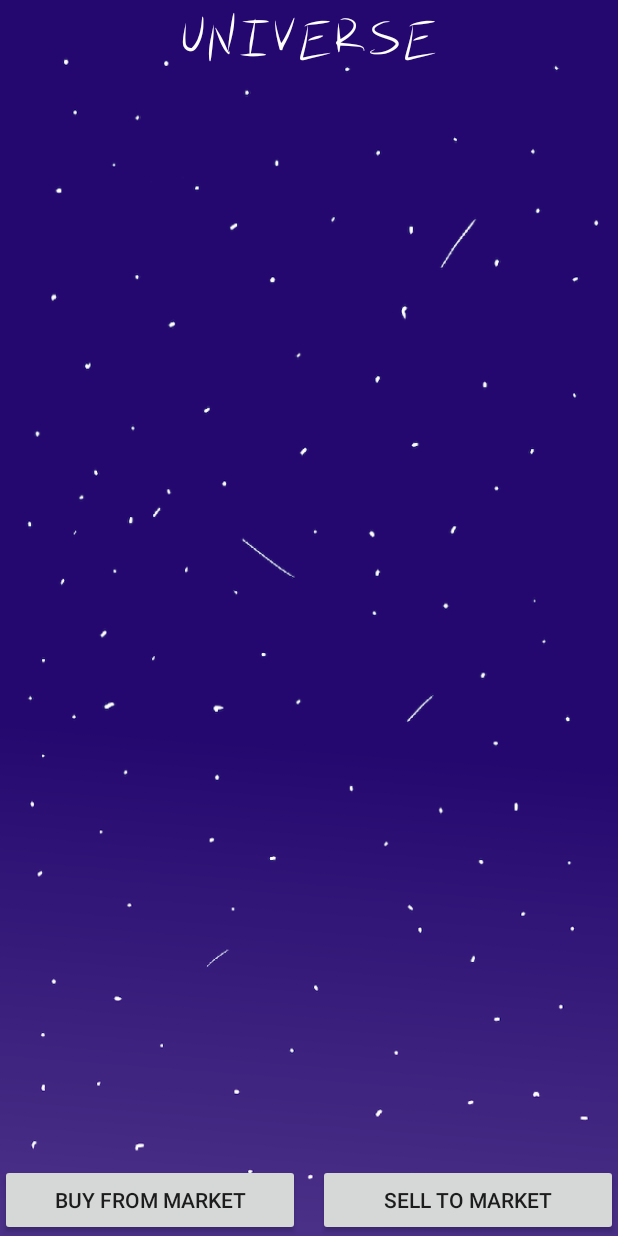
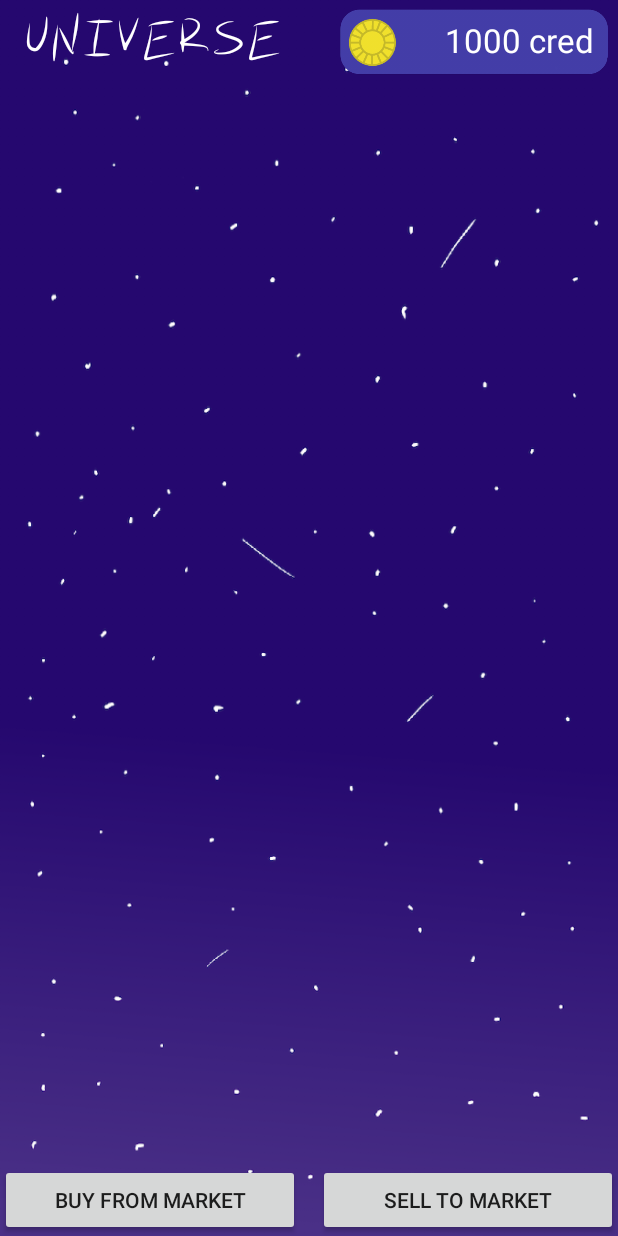
Before and after one commit to Astro-Devs/SpaceTraders, an Android app: the layout universe_recycler.xml on its own in the app's theme, with its tools: preview values and no code run, on a phone screen of 412 x 824 dp. Run offline under Robolectric (Android 15) with nearby library versions, the phone set to English and light mode, and no system bars.

Commit message:
display for credits

```diff
--- a/app/src/main/java/edu/gatech/cs2340/spacetraders/entity/Player.kt
+++ b/app/src/main/java/edu/gatech/cs2340/spacetraders/entity/Player.kt
@@ -11,6 +11,7 @@ class Player constructor(val name : String, var skillArr : IntArray, var credits
                          var ship : Ship = Ship()) {
 
     var playerInventory : Inventory = Inventory()
+
 
     /**
      * Getter for the current location of the Player
--- a/app/src/main/java/edu/gatech/cs2340/spacetraders/model/ModelFacade.kt
+++ b/app/src/main/java/edu/gatech/cs2340/spacetraders/model/ModelFacade.kt
@@ -47,4 +47,8 @@ class ModelFacade private constructor() {
     fun getInventoryMap() : Map<Products, Int> {
         return newGame.getPlayerInventory()
     }
+
+    fun getPlayerCredits() : Int {
+        return getPlayerCredits()
+    }
 }
--- a/app/src/main/java/edu/gatech/cs2340/spacetraders/viewmodel/UniverseViewModel.kt
+++ b/app/src/main/java/edu/gatech/cs2340/spacetraders/viewmodel/UniverseViewModel.kt
@@ -19,4 +19,8 @@ class UniverseViewModel : ViewModel() {
     fun populateUniverseView() : ArrayList<SolarSystem> {
         return modelFacade.getUniverseArray()
     }
+
+    fun getPlayerCreds(): Int {
+        return modelFacade.getPlayerCredits()
+    }
 }
--- a/app/src/main/java/edu/gatech/cs2340/spacetraders/views/UniverseActivity.kt
+++ b/app/src/main/java/edu/gatech/cs2340/spacetraders/views/UniverseActivity.kt
@@ -8,6 +8,7 @@ import android.support.v7.widget.LinearLayoutManager
 import android.support.v7.widget.RecyclerView
 import android.view.View
 import android.widget.Button
+import android.widget.TextView
 import edu.gatech.cs2340.spacetraders.R
 import edu.gatech.cs2340.spacetraders.entity.SolarSystem
 import edu.gatech.cs2340.spacetraders.viewmodel.UniverseViewModel
@@ -38,6 +39,9 @@ class UniverseActivity : AppCompatActivity() {
 
         this.populateUniverseData()
 
+        var creditsDisplay: TextView = findViewById(R.id.creditsText)
+        creditsDisplay.setText(viewModel.getPlayerCreds())
+
         btnViewInventory = findViewById(R.id.buyMarketButton)
 
         btnViewInventory.setOnClickListener(object: View.OnClickListener {
--- a/app/src/main/res/layout/universe_recycler.xml
+++ b/app/src/main/res/layout/universe_recycler.xml
@@ -11,7 +11,8 @@
             android:text="UNIVERSE"
             android:textColor="@android:color/white"
             android:textAlignment="center"
-            android:layout_centerHorizontal="true"
+            android:layout_alignParentLeft="true"
+            android:layout_marginLeft="16dp"
             android:textSize="36dp"
             android:layout_marginTop="8dp"
             android:layout_marginBottom="8dp"
@@ -19,6 +20,29 @@
             android:id="@+id/titleUniverse"
     />
 
+    <ImageView
+            android:layout_width="wrap_content"
+            android:layout_height="wrap_content"
+            android:adjustViewBounds="true"
+            android:maxWidth="180dp"
+            android:layout_alignParentRight="true"
+            android:layout_marginTop="6dp"
+            android:layout_marginRight="6dp"
+            android:src="@drawable/tokenblock"
+            android:id="@+id/tokenImg"
+    />
+
+    <TextView
+            android:layout_width="wrap_content"
+            android:layout_height="wrap_content"
+            android:textSize="22dp"
+            android:layout_marginRight="10dp"
+            android:layout_marginTop="12dp"
+            android:textColor="#FFFFFF"
+            android:text="1000 cred"
+            android:layout_alignRight="@+id/tokenImg"
+            android:id="@+id/creditsText"
+    />
     <android.support.v7.widget.RecyclerView android:layout_width="match_parent"
                                             android:layout_height="match_parent"
                                             android:id="@+id/universe_recycler"
```
Also changed, not shown: app/src/main/java/edu/gatech/cs2340/spacetraders/entity/Game.kt (+7 -5 lines), app/src/main/res/drawable-hdpi/tokenblock.png (added), app/src/main/res/drawable-mdpi/tokenblock.png (added), app/src/main/res/drawable-xhdpi/tokenblock.png (added), app/src/main/res/drawable-xxhdpi/tokenblock.png (added), app/src/main/res/drawable-xxxhdpi/tokenblock.png (added).
